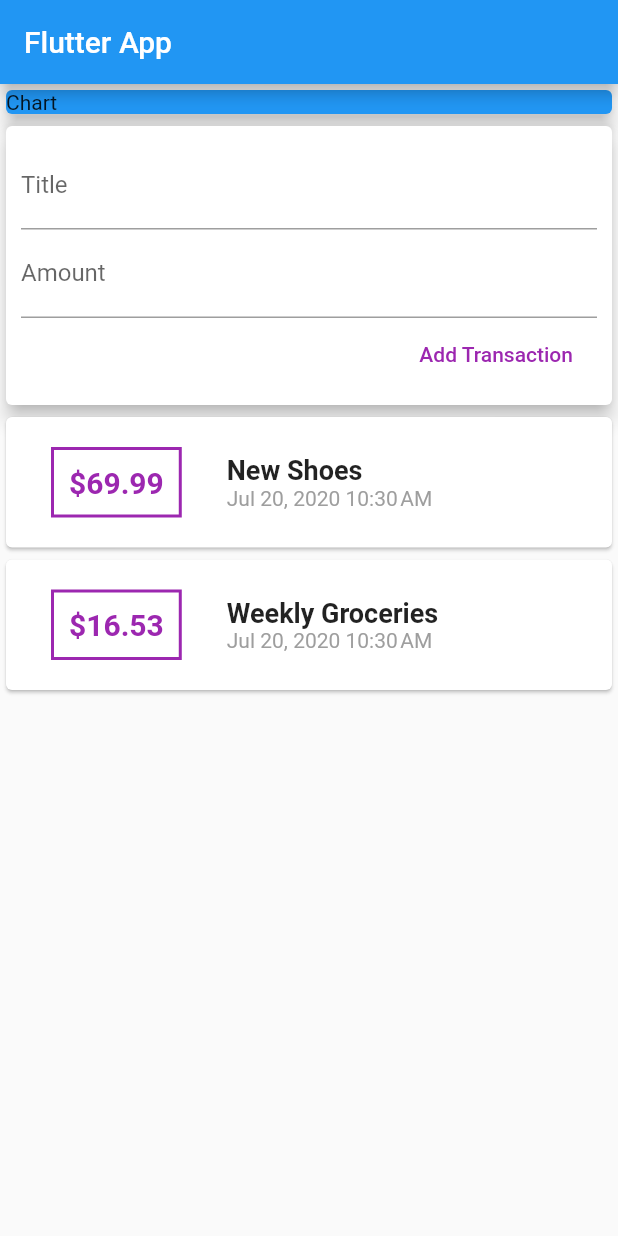
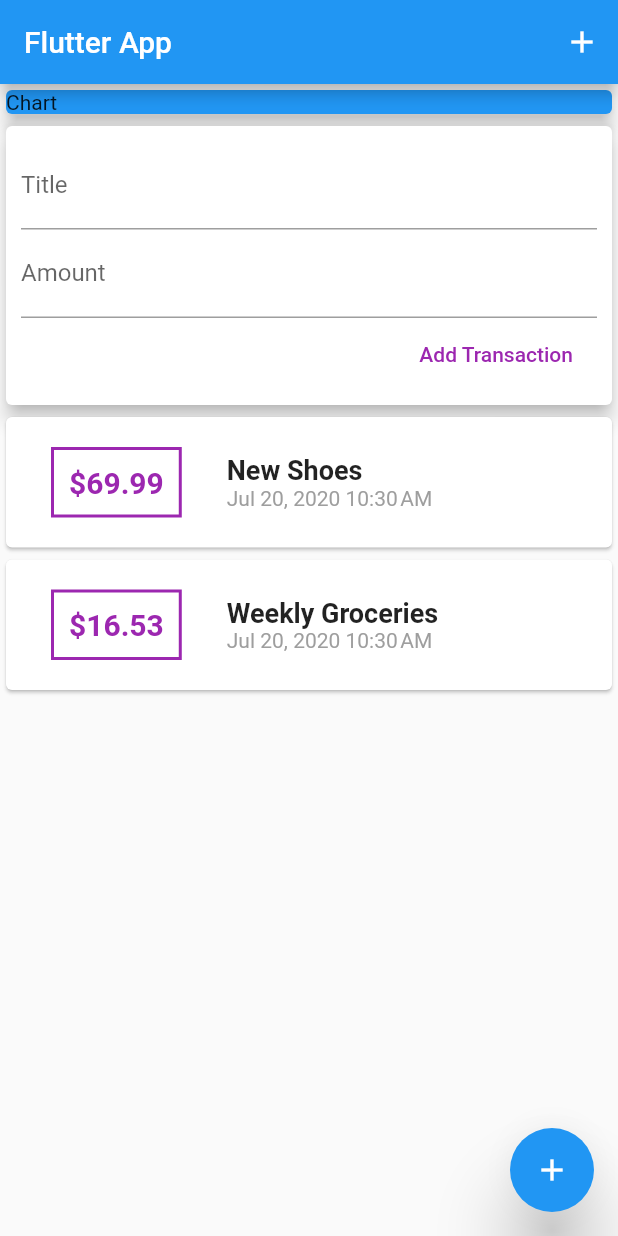
Before and after one commit to Amitpatil215/Expense-Tracker, a Flutter app: the screen it shows after launch, after a tap on "Add Transaction", on a phone screen of 412 x 824 dp. Run offline on Flutter 3.47's test engine with Material 2 defaults, Android fonts, the phone set to English and light mode, and no system bars.

Commit message:
issue in Implementing ModelBottomSheet
Need to pass method _addNewTramsaction in main.dart but unable to do so as managed state in Manage_state.dart

```diff
--- a/lib/main.dart
+++ b/lib/main.dart
@@ -1,24 +1,36 @@
 
+import 'package:flutter/material.dart';
+import './widgets/new_transaction.dart';
 import './widgets/manage_state.dart';
-import 'package:flutter/material.dart';
 
 void main() {
   runApp(MaterialApp(
+    debugShowCheckedModeBanner: false,
     home: MyHomePage(),
   ));
 }
 
 class MyHomePage extends StatelessWidget {
-  /*String titleInput;
-   String amountInput;*/
+  void openTransactionWindows(BuildContext ctx) {
+    showModalBottomSheet(context: ctx, builder: (bCtx) {
+      return NewTransaction(_addNewTransaction);
+    },);
+  }
+
 
   @override
   Widget build(BuildContext context) {
     return Scaffold(
       appBar: AppBar(
         title: Text("Flutter App"),
+        actions: <Widget>[IconButton(icon: Icon(Icons.add), onPressed: () {})],
       ),
       body: TransactionStateManage(),
+      floatingActionButton: FloatingActionButton(
+        child: Icon(Icons.add),
+        onPressed: () {},
+        elevation: 20,
+      ),
     );
   }
 }
--- a/lib/widgets/manage_state.dart
+++ b/lib/widgets/manage_state.dart
@@ -1,5 +1,4 @@
 import 'package:flutter/material.dart';
-
 import '../model/transaction.dart';
 import '../widgets/new_transaction.dart';
 import '../widgets/transaction_list.dart';
@@ -36,7 +35,8 @@ class _TransactionStateManageState extends State<TransactionStateManage> {
 
   @override
   Widget build(BuildContext context) {
-    return Column(
+    return SingleChildScrollView(
+      child: Column(
         children: <Widget>[
           Container(
             width: double.infinity,
@@ -48,7 +48,9 @@ class _TransactionStateManageState extends State<TransactionStateManage> {
           ),
           NewTransaction(_addNewTransaction),
           TransactionList(_userTransactions),
+
         ],
+      ),
     );
   }
 }
--- a/lib/widgets/new_transaction.dart
+++ b/lib/widgets/new_transaction.dart
@@ -7,6 +7,15 @@ class NewTransaction extends StatelessWidget {
   final Function addTransactionButton;
 
   NewTransaction(this.addTransactionButton);
+
+  void submitButtonPressed() {
+    final enteredTitle = titleController.text;
+    final enteredAmount = double.parse(amountController.text);
+    if (enteredTitle.isEmpty || enteredAmount <= 0) {
+      return;
+    }
+    addTransactionButton(enteredTitle, enteredAmount);
+  }
 
   @override
   Widget build(BuildContext context) {
@@ -20,24 +29,17 @@ class NewTransaction extends StatelessWidget {
             TextField(
               decoration: InputDecoration(labelText: "Title"),
               controller: titleController,
-              /*onChanged: (valueOfTypeString){
-                      titleInput=valueOfTypeString;
-                    },*/
+              onSubmitted: (_) => submitButtonPressed(),
+              // (_):as onSubmitted passes a string as argument  but we don't wanna use that value it so use this  _
             ),
             TextField(
               decoration: InputDecoration(labelText: "Amount"),
               controller: amountController,
-              /*onChanged: (valueOfTypeString){
-                      amountInput=valueOfTypeString;
-                    },*/
+              keyboardType: TextInputType.numberWithOptions(decimal: true),
+              onSubmitted: (_) => submitButtonPressed(),
             ),
             FlatButton(
-              onPressed: () {
-                addTransactionButton(
-                  titleController.text,
-                  double.parse(amountController.text),
-                );
-              },
+              onPressed: submitButtonPressed,
               child: Text("Add Transaction"),
               textColor: Colors.purple,
             )
--- a/lib/widgets/transaction_list.dart
+++ b/lib/widgets/transaction_list.dart
@@ -27,7 +27,7 @@ class TransactionList extends StatelessWidget {
                 ),
                 padding: EdgeInsets.all(10),
                 child: Text(
-                  "\$${anyVariable.amount}",
+                  "\$${anyVariable.amount.toStringAsFixed(2)}",
                   style: TextStyle(
                     fontWeight: FontWeight.bold,
                     fontSize: 20,
```
Lines whose indentation alone changed are shown as unchanged.
